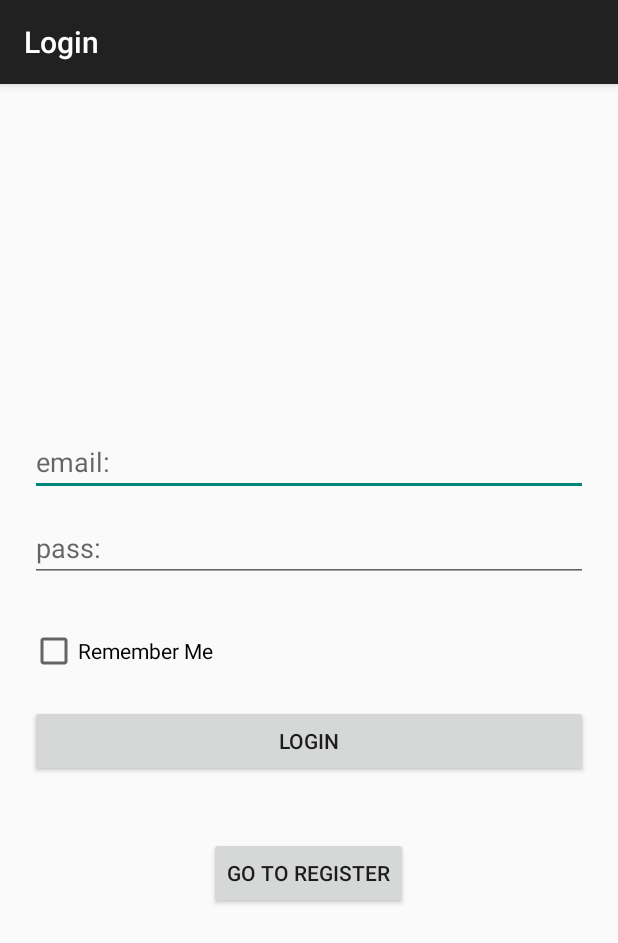
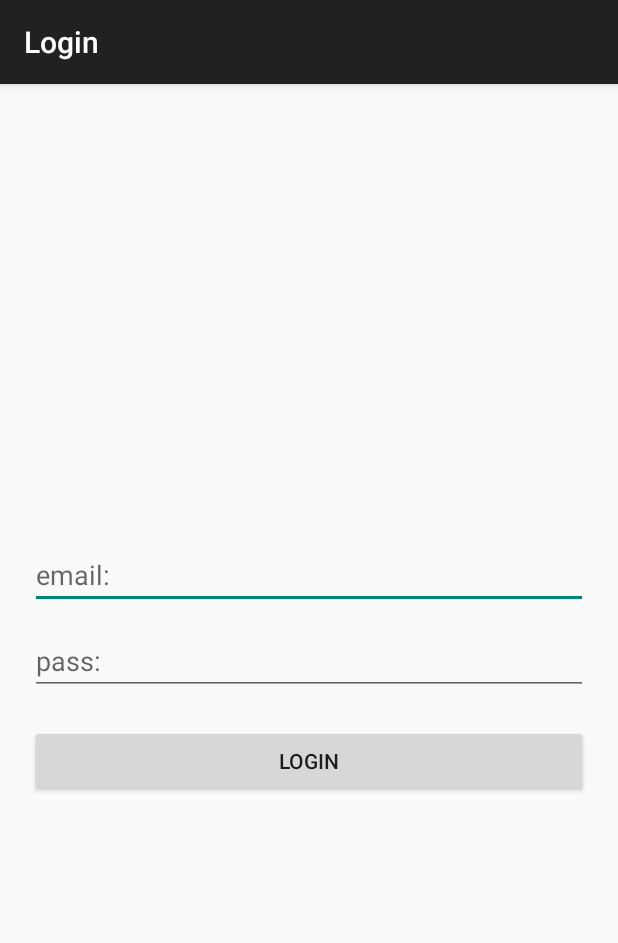
Before and after one commit to antony-jekov/Nevix, an Android app: the screen it shows after launch (AuthenticateActivity), on a phone screen of 412 x 824 dp. Shown: the top 943 px of the screen. Run offline under Robolectric (Android 15) with nearby library versions, the phone set to English and light mode, and no system bars.

Commit message:
Removed registration.

```diff
--- a/Source/Android/Nevix/nevix/src/main/java/com/antonyjekov/nevix/activities/AuthenticateActivity.java
+++ b/Source/Android/Nevix/nevix/src/main/java/com/antonyjekov/nevix/activities/AuthenticateActivity.java
@@ -1,8 +1,10 @@
 package com.antonyjekov.nevix.activities;
 
+import android.content.Context;
 import android.content.Intent;
 import android.os.Bundle;
 import android.support.v7.app.ActionBarActivity;
+import android.widget.Toast;
 
 import com.antonyjekov.nevix.R;
 import com.antonyjekov.nevix.common.ContextManager;
@@ -19,11 +21,13 @@ public class AuthenticateActivity extends ActionBarActivity {
     private String channelName;
     private String sessionKey;
 
+    Context thisContext;
+
     @Override
     protected void onCreate(Bundle savedInstanceState) {
         super.onCreate(savedInstanceState);
         setContentView(R.layout.activity_authenticate);
-
+        thisContext = this;
         data = new ContextManager(this);
 
         if (savedInstanceState == null) {
@@ -64,8 +68,13 @@ public class AuthenticateActivity extends ActionBarActivity {
             @Override
             public void onResult(String result) {
 
-                channelName = result;
-                finishLogin();
+                if (channelName != null && channelName.length() > 0) {
+                    channelName = result;
+                    finishLogin();
+                } else {
+                    Toast.makeText(thisContext, "No channel!\nMake sure you have started the Nevix Desktop Client.", Toast.LENGTH_LONG);
+                }
+
             }
         };
 
--- a/Source/Android/Nevix/nevix/src/main/java/com/antonyjekov/nevix/fragments/AuthorizationFragment.java
+++ b/Source/Android/Nevix/nevix/src/main/java/com/antonyjekov/nevix/fragments/AuthorizationFragment.java
@@ -15,19 +15,13 @@ import com.antonyjekov.nevix.common.PersistentManager;
 
 public class AuthorizationFragment extends Fragment {
     Button loginBtn;
-    Button registerBtn;
-    Button gotoLoginBtn;
-    Button gotoRegisterBtn;
 
     EditText email;
     EditText pass;
-    EditText confirm;
 
     HttpAsyncRequest.OnResultCallBack callBack;
-    Boolean isLogin;
 
     public AuthorizationFragment(HttpAsyncRequest.OnResultCallBack callBack) {
-        this.isLogin = true;
         this.callBack = callBack;
     }
 
@@ -46,7 +40,6 @@ public class AuthorizationFragment extends Fragment {
 
         email = (EditText) loginView.findViewById(R.id.auth_email);
         pass = (EditText) loginView.findViewById(R.id.auth_pass);
-        confirm = (EditText) loginView.findViewById(R.id.auth_confirm);
 
         loginBtn = (Button) loginView.findViewById(R.id.auth_login_btn);
         loginBtn.setOnClickListener(new View.OnClickListener() {
@@ -63,53 +56,6 @@ public class AuthorizationFragment extends Fragment {
             }
         });
 
-        registerBtn = (Button) loginView.findViewById(R.id.auth_register_btn);
-        registerBtn.setOnClickListener(new View.OnClickListener() {
-            @Override
-            public void onClick(View view) {
-                String emailText = email.getText().toString();
-                String passwordText = pass.getText().toString();
-                String confirmText = confirm.getText().toString();
-                if (emailText.length() == 0 || passwordText.length() == 0 || confirmText.length() == 0) {
-                    warnUser("Please fill in all fields!");
-                }
-                else if (passwordText.equals(confirmText)) {
-                    persistent.register(emailText, passwordText, confirmText, callBack);
-                } else {
-                    warnUser("Passwords do not match!");
-                }
-            }
-        });
-
-        gotoLoginBtn = (Button) loginView.findViewById(R.id.auth_goto_login);
-
-        View.OnClickListener toggleListener = new View.OnClickListener() {
-            @Override
-            public void onClick(View view) {
-                if (isLogin) {
-                    isLogin = false;
-                    loginBtn.setVisibility(View.GONE);
-                    confirm.setVisibility(View.VISIBLE);
-                    registerBtn.setVisibility(View.VISIBLE);
-                    gotoLoginBtn.setVisibility(View.VISIBLE);
-                    gotoRegisterBtn.setVisibility(View.GONE);
-
-                } else {
-                    isLogin = true;
-                    loginBtn.setVisibility(View.VISIBLE);
-                    confirm.setVisibility(View.GONE);
-                    registerBtn.setVisibility(View.GONE);
-                    gotoLoginBtn.setVisibility(View.GONE);
-                    gotoRegisterBtn.setVisibility(View.VISIBLE);
-                }
-            }
-        };
-
-        gotoLoginBtn.setOnClickListener(toggleListener);
-
-        gotoRegisterBtn = (Button) loginView.findViewById(R.id.auth_goto_register);
-        gotoRegisterBtn.setOnClickListener(toggleListener);
-
         return loginView;
     }
 
--- a/Source/Android/Nevix/nevix/src/main/res/layout/fragment_authenticate.xml
+++ b/Source/Android/Nevix/nevix/src/main/res/layout/fragment_authenticate.xml
@@ -24,21 +24,6 @@
         android:layout_marginTop="@dimen/input_top_margin"
         android:password="true"/>
 
-    <EditText
-        android:id="@+id/auth_confirm"
-        android:layout_width="match_parent"
-        android:layout_height="wrap_content"
-        android:hint="@string/auth_confirm"
-        android:layout_marginTop="@dimen/input_top_margin"
-        android:password="true"
-        android:visibility="gone"/>
-
-    <CheckBox
-        android:layout_width="wrap_content"
-        android:layout_height="wrap_content"
-        android:text="Remember Me"
-        android:layout_marginTop="30dp"/>
-
     <Button
         android:id="@+id/auth_login_btn"
         android:layout_width="fill_parent"
@@ -47,33 +32,4 @@
         android:layout_marginTop="@dimen/btn_margin_top"
         android:layout_gravity="center_horizontal"
         />
-
-    <Button
-        android:id="@+id/auth_register_btn"
-        android:layout_width="fill_parent"
-        android:layout_height="wrap_content"
-        android:text="@string/auth_register_btn"
-        android:layout_marginTop="@dimen/btn_margin_top"
-        android:visibility="gone"
-        android:layout_gravity="clip_horizontal"
-        />
-
-    <Button
-        android:id="@+id/auth_goto_register"
-        android:layout_width="wrap_content"
-        android:layout_height="wrap_content"
-        android:text="Go to Register"
-        android:layout_marginTop="@dimen/toggle_margin_top"
-        android:layout_gravity="center_horizontal"
-        />
-
-    <Button
-        android:id="@+id/auth_goto_login"
-        android:layout_width="wrap_content"
-        android:layout_height="wrap_content"
-        android:text="Go to Login"
-        android:layout_marginTop="@dimen/toggle_margin_top"
-        android:layout_gravity="center_horizontal"
-        android:visibility="gone"
-        />
 </LinearLayout>
```
